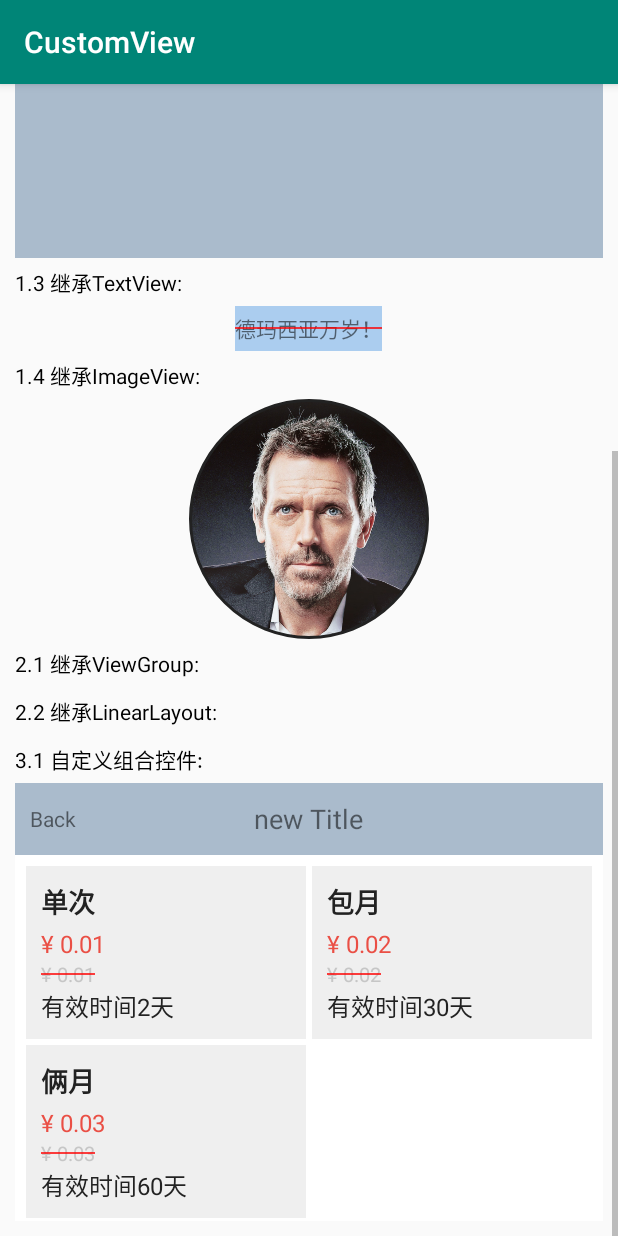
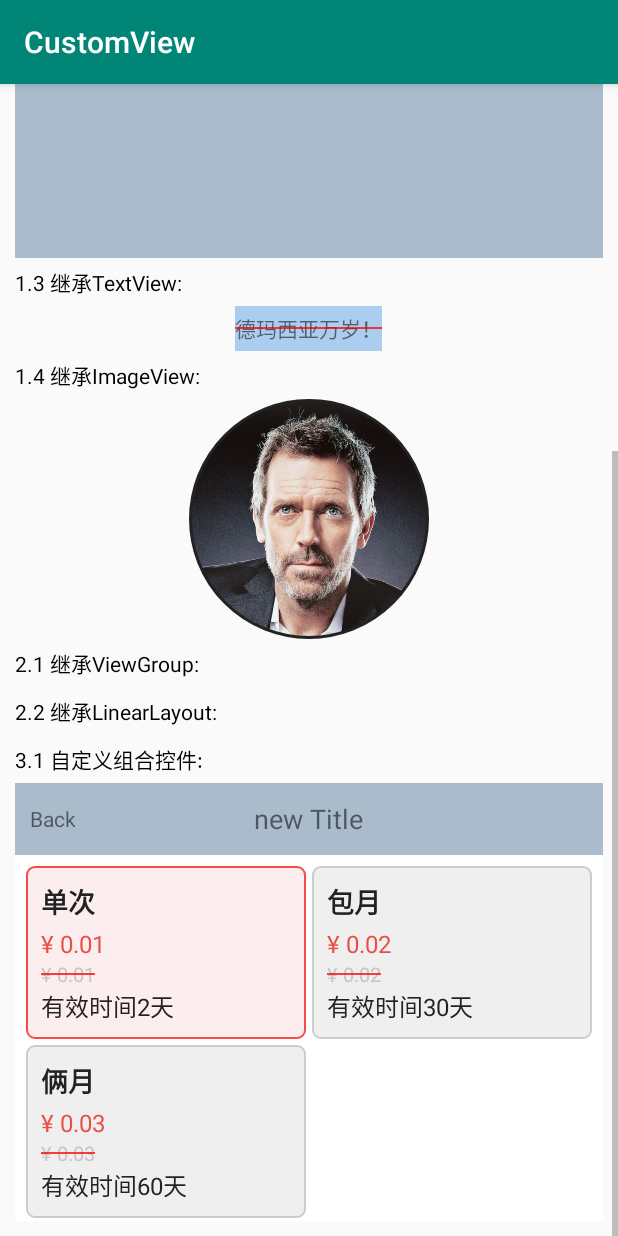
Before and after one commit to shaoshuai904/CustomView, an Android app: the screen it shows after launch (MainActivity), scrolled down 359 dp, on a phone screen of 412 x 824 dp. Run offline under Robolectric (Android 15) with nearby library versions, the phone set to English and light mode, and no system bars; our stand-ins replace CircleImageView, data binding; pictures from the network do not load.

Commit message:
添加选中状态。

```diff
--- a/app/src/main/java/com/maple/customview/MainActivity.kt
+++ b/app/src/main/java/com/maple/customview/MainActivity.kt
@@ -22,12 +22,11 @@ class MainActivity : AppCompatActivity() {
         ValuePackAdapter(this).apply {
             onItemClickListener = object : BaseQuickAdapter.OnItemClickListener {
                 override fun onItemClick(view: View, position: Int) {
-
+                    updateCurrentSelectItem(position)
                 }
             }
         }
     }
-
 
     override fun onCreate(savedInstanceState: Bundle?) {
         super.onCreate(savedInstanceState)
@@ -51,6 +50,7 @@ class MainActivity : AppCompatActivity() {
         }
 
         valuePackAdapter.refreshData(getTestData())
+        valuePackAdapter.updateCurrentSelectItem(0)// 默认选中
     }
 
 
--- a/app/src/main/java/com/maple/customview/adapter/ValuePackAdapter.kt
+++ b/app/src/main/java/com/maple/customview/adapter/ValuePackAdapter.kt
@@ -17,6 +17,12 @@ import java.io.Serializable
  */
 class ValuePackAdapter(val mContext: Context)
     : BaseQuickAdapter<ValuePackBean, RecyclerView.ViewHolder>() {
+    var curSelect: ValuePackBean? = null
+
+    fun updateCurrentSelectItem(index: Int) {
+        curSelect = getItem(index)
+        notifyDataSetChanged()
+    }
 
     override fun onCreateViewHolder(parent: ViewGroup, viewType: Int): RecyclerView.ViewHolder {
         val binding = DataBindingUtil.inflate<ViewValuePackBinding>(
@@ -38,6 +44,8 @@ class ValuePackAdapter(val mContext: Context)
                 tvNewValue.text = "¥ ${item.newValue}"
                 tvOldValue.text = "¥ ${item.oldValue}"
                 tvTime.text = "有效时间${item.time}天"
+
+                llViewRoot.isSelected = (curSelect == item)
             }
         }
     }
@@ -48,4 +56,29 @@ data class ValuePackBean(
         var newValue: Float,
         var oldValue: Float,
         var time: Int = 0
-) : Serializable
+) : Serializable {
+
+    override fun equals(other: Any?): Boolean {
+        if (this === other) return true
+        if (javaClass != other?.javaClass) return false
+
+        other as ValuePackBean
+
+        if (type != other.type) return false
+        if (newValue != other.newValue) return false
+        if (oldValue != other.oldValue) return false
+        if (time != other.time) return false
+
+        return true
+    }
+
+    override fun hashCode(): Int {
+        var result = type.hashCode()
+        result = 31 * result + newValue.hashCode()
+        result = 31 * result + oldValue.hashCode()
+        result = 31 * result + time
+        return result
+    }
+
+
+}
--- /dev/null
+++ b/app/src/main/res/drawable/select_value_pack_bg.xml
@@ -0,0 +1,20 @@
+<?xml version="1.0" encoding="utf-8"?>
+<selector xmlns:android="http://schemas.android.com/apk/res/android">
+
+    <item android:state_selected="false">
+        <shape android:shape="rectangle">
+            <corners android:radius="5dp" />
+            <solid android:color="#EFEFEF" />
+            <stroke android:width="1dp" android:color="#cccccc" />
+        </shape>
+    </item>
+
+    <item android:state_selected="true">
+        <shape android:shape="rectangle">
+            <corners android:radius="5dp" />
+            <solid android:color="#FCEEEE" />
+            <stroke android:width="1dp" android:color="#F74B49" />
+        </shape>
+    </item>
+
+</selector>
--- a/app/src/main/res/layout/view_value_pack.xml
+++ b/app/src/main/res/layout/view_value_pack.xml
@@ -8,7 +8,7 @@
         android:layout_height="wrap_content"
         android:layout_gravity="center"
         android:layout_margin="2dp"
-        android:background="#EFEFEF"
+        android:background="@drawable/select_value_pack_bg"
         android:gravity="center_vertical"
         android:orientation="vertical"
         android:padding="10dp">
```
